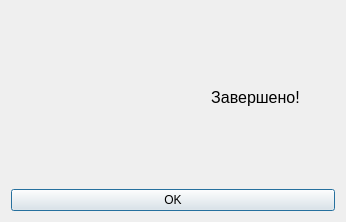
Above: gui/messagedone.ui from forensictool/coex before the change. Below: the same form after it.
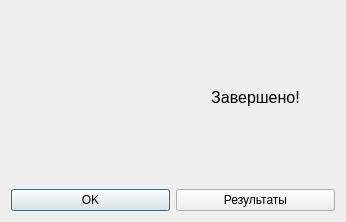
That is the form after the change. Icons and pictures are not drawn.

Commit message: update #18: added the open result  button

```diff
--- a/gui/messagedone.ui
+++ b/gui/messagedone.ui
@@ -62,13 +62,20 @@
        </property>
       </widget>
      </item>
-     <item row="2" column="0" colspan="2">
+     <item row="2" column="0">
       <widget class="QPushButton" name="donebutton">
        <property name="text">
         <string>OK</string>
        </property>
       </widget>
      </item>
+     <item row="2" column="1">
+      <widget class="QPushButton" name="pushButton">
+       <property name="text">
+        <string>Результаты</string>
+       </property>
+      </widget>
+     </item>
     </layout>
    </item>
   </layout>
```
The commit also changes 9 other files.
